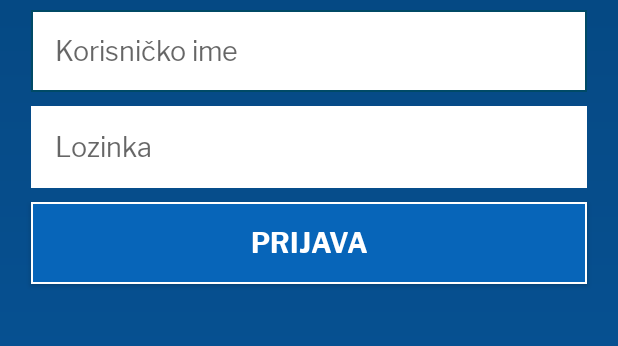
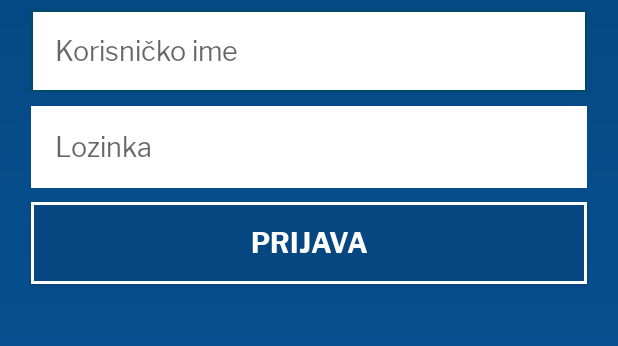
Before and after one commit to unipu-ict/recent-android, an Android app: the screen it shows after launch (LoginActivity), on a phone screen of 412 x 824 dp, the part 375-721 px from its top. Run offline under Robolectric (Android 15) with nearby library versions, the phone set to English and light mode, and no system bars; our stand-ins replace ButterKnife; libraries missing offline, so code that uses them is left out: rx.android.schedulers, rx.functions, rx.schedulers.

Commit message:
poboljšanje dizajna login i start screena

```diff
--- a/app/src/main/res/drawable/button_normal.xml
+++ b/app/src/main/res/drawable/button_normal.xml
@@ -7,17 +7,17 @@
 
     <shape android:shape="rectangle">
 
-        <solid android:color="#0765B9" />
+        <solid android:color="#064781" />
 
         <stroke
-            android:width="1dp"
+            android:width="2dp"
             android:color="#fff"/>
 
         <padding
             android:left="16dp"
-            android:top="16dp"
+            android:top="5dp"
             android:right="16dp"
-            android:bottom="16dp" />
+            android:bottom="5dp" />
 
     </shape>
 </inset>
```
